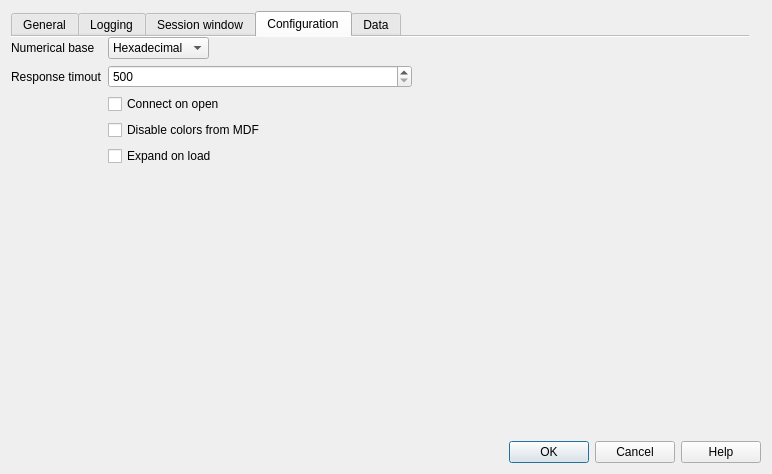
Above: src/cdlgmainsettings.ui from grodansparadis/vscp-works-qt before the change. Below: the same form after it.
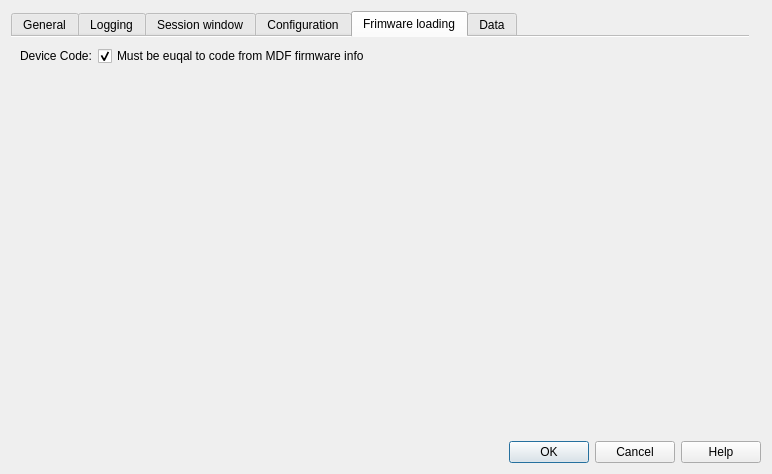
That is the form after the change.

Commit message: Added config for device code (flash load)

What changed in the file:
```diff
--- a/src/cdlgmainsettings.ui
+++ b/src/cdlgmainsettings.ui
@@ -39,7 +39,7 @@
       <string>General settings</string>
      </property>
      <property name="currentIndex">
-      <number>3</number>
+      <number>4</number>
      </property>
      <property name="documentMode">
       <bool>true</bool>
@@ -790,6 +790,43 @@
        </layout>
       </widget>
      </widget>
+     <widget class="QWidget" name="tabFirmwareLoad">
+      <attribute name="title">
+       <string>Frimware loading</string>
+      </attribute>
+      <widget class="QWidget" name="formLayoutWidget_7">
+       <property name="geometry">
+        <rect>
+         <x>9</x>
+         <y>9</y>
+         <width>731</width>
+         <height>381</height>
+        </rect>
+       </property>
+       <layout class="QFormLayout" name="formLayout_7">
+        <item row="1" column="0">
+         <widget class="QLabel" name="label_23"/>
+        </item>
+        <item row="0" column="0">
+         <widget class="QLabel" name="label_24">
+          <property name="text">
+           <string>Device Code:</string>
+          </property>
+         </widget>
+        </item>
+        <item row="0" column="1">
+         <widget class="QCheckBox" name="chkDeviceCode">
+          <property name="text">
+           <string>Must be euqal to code from MDF firmware info</string>
+          </property>
+          <property name="checked">
+           <bool>true</bool>
+          </property>
+         </widget>
+        </item>
+       </layout>
+      </widget>
+     </widget>
      <widget class="QWidget" name="tabData">
       <attribute name="title">
        <string extracomment="Database and similar settings">Data</string>
```
Left out of the diff: 2 changed lines with no effect on the pictures. The commit also changes 5 other files.
